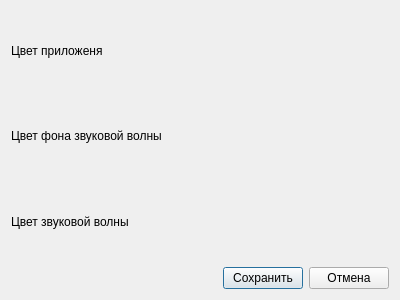
First picture: the form in preferencesDialog.ui, repository 1PixelDemon1/SpeechRecognizer, before the edit.
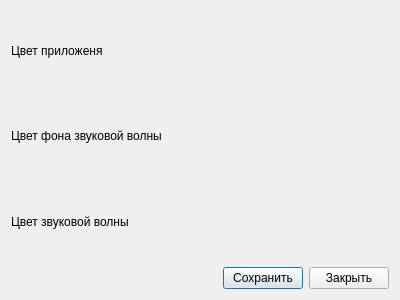
Second picture: the form after the edit.

Patch:
```diff
--- a/preferencesDialog.ui
+++ b/preferencesDialog.ui
@@ -170,7 +170,7 @@
        <item>
         <widget class="QPushButton" name="cancelButton">
          <property name="text">
-          <string>Отмена</string>
+          <string>Закрыть</string>
          </property>
         </widget>
        </item>
```
